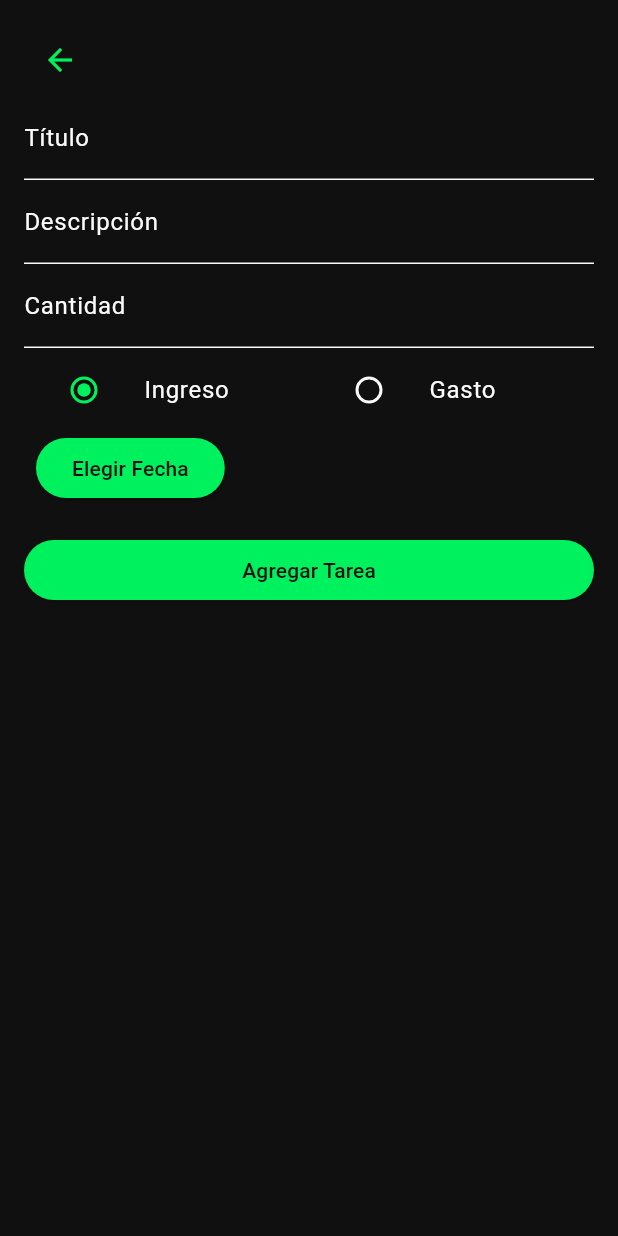
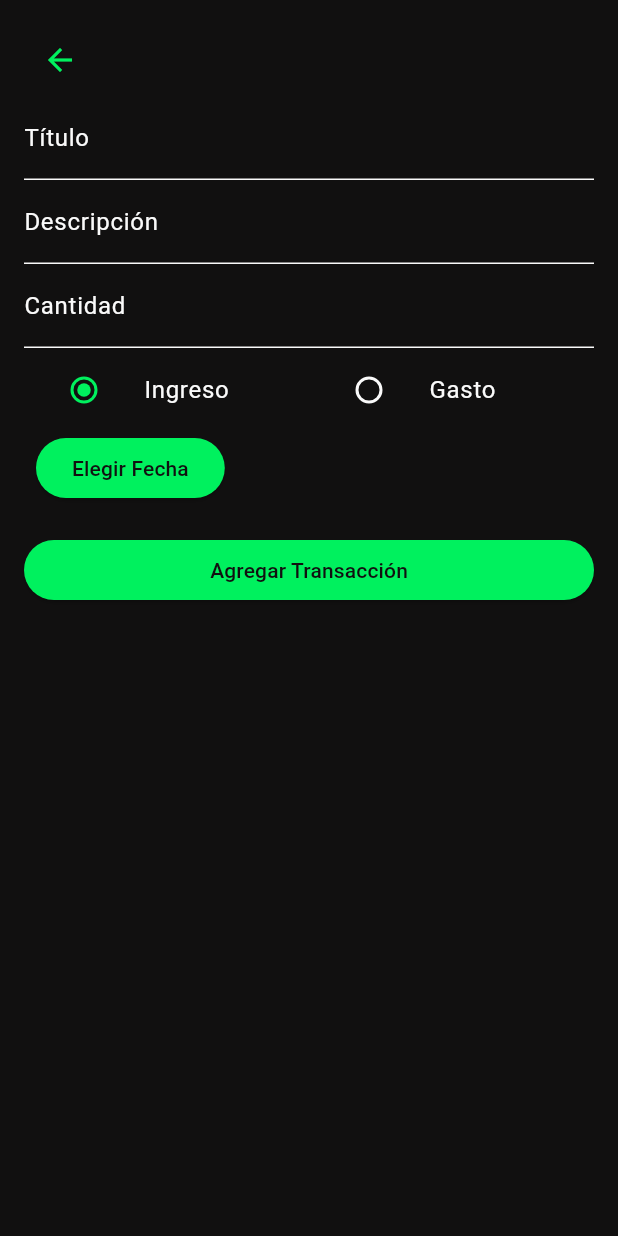
Before and after one commit to Jnasser513/To-Do-List, a Flutter app: the screen it shows after launch, after a tap on the "add" icon, on a phone screen of 412 x 824 dp. Run offline on Flutter 3.47's test engine with Material 3 defaults, Android fonts, the phone set to English and light mode, and no system bars; our stand-ins replace sqflite; accounts and stored records are empty.

Commit message:
Show total incomes, expenses and balance

```diff
--- a/to_do_list/lib/src/presentation/pages/add_todo/add_todo_page.dart
+++ b/to_do_list/lib/src/presentation/pages/add_todo/add_todo_page.dart
@@ -164,7 +164,7 @@ class _AddToDoState extends State<AddToDoPage> {
                       toDoProvider.addToDoToList(newToDo);
                       Navigator.pop(context);
                     },
-                    child: const Text('Agregar Tarea'),
+                    child: const Text('Agregar Transacción'),
                   ),
                 ),
             ],
--- a/to_do_list/lib/src/presentation/pages/home/home_page.dart
+++ b/to_do_list/lib/src/presentation/pages/home/home_page.dart
@@ -1,5 +1,6 @@
 import 'package:flutter/material.dart';
 import 'package:provider/provider.dart';
+import 'package:to_do_list/src/core/presentation/designsystem/app_colors.dart';
 import 'package:to_do_list/src/core/presentation/designsystem/widgets/custom_fab.dart';
 import 'package:to_do_list/src/presentation/pages/home/widgets/home_content.dart';
 import 'package:to_do_list/src/presentation/provider/to_do_provider.dart';
@@ -27,9 +28,28 @@ class _HomePageState extends State<HomePage> {
           builder: (context, toDoProvider, child) {
             final todoList = toDoProvider.todoList;
             if (todoList.isEmpty) {
-              return const Center(child: CircularProgressIndicator());
+              return const Center(child: Text('Aun no tiene transacciones'));
             }
-            return HomeContent(todoList: todoList);
+
+            final totalIncome = toDoProvider.totalIncome;
+            final totalExpense = toDoProvider.totalExpenses;
+            final balance = toDoProvider.balance;
+
+            return Column(
+              children: [
+                Padding(
+                  padding: const EdgeInsets.all(16.0),
+                  child: Column(
+                    children: [
+                      Text('Total Ingresos: \$${totalIncome.toStringAsFixed(2)}', style: const TextStyle(color: green10)),
+                      Text('Total Gastos: \$${totalExpense.toStringAsFixed(2)}', style: const TextStyle(color: darkRed5)),
+                      Text('Balance Actual: \$${balance.toStringAsFixed(2)}')
+                    ],
+                  ),
+                  ),
+                  Expanded(child: HomeContent(todoList: todoList))
+              ],
+            );
           },
         ),
       ),
--- a/to_do_list/lib/src/presentation/provider/to_do_provider.dart
+++ b/to_do_list/lib/src/presentation/provider/to_do_provider.dart
@@ -40,6 +40,6 @@ class ToDoProvider with ChangeNotifier {
   }
 
   double get balance {
-    return totalIncome + totalExpenses;
+    return totalIncome - totalExpenses;
   }
 }
```
